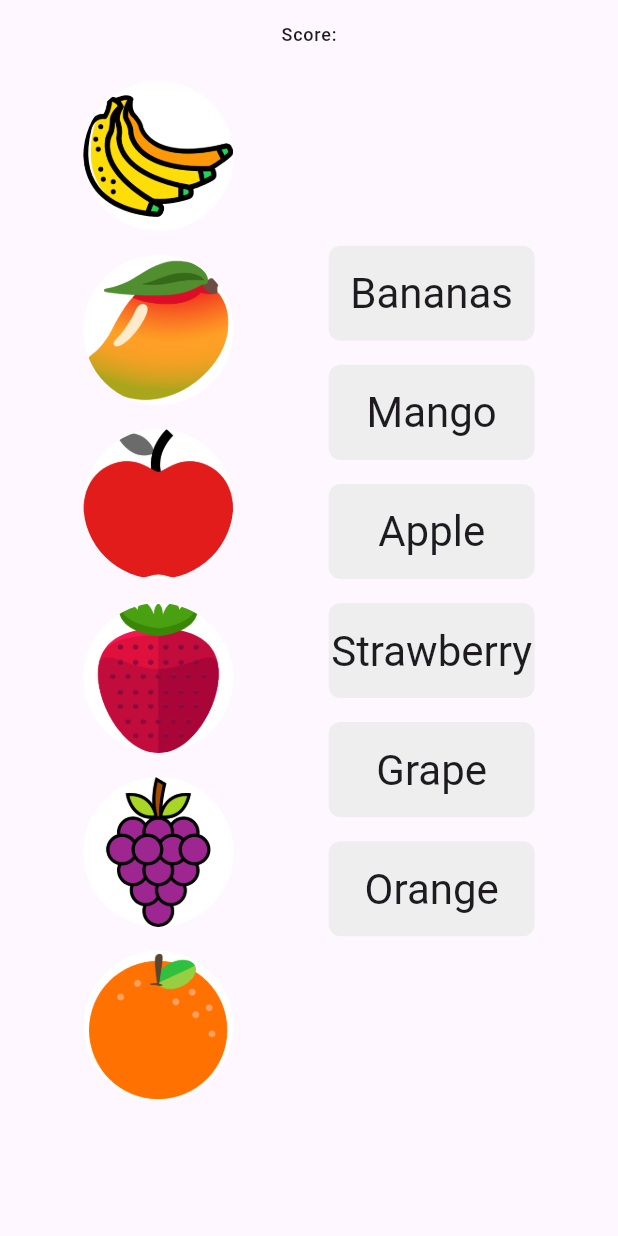
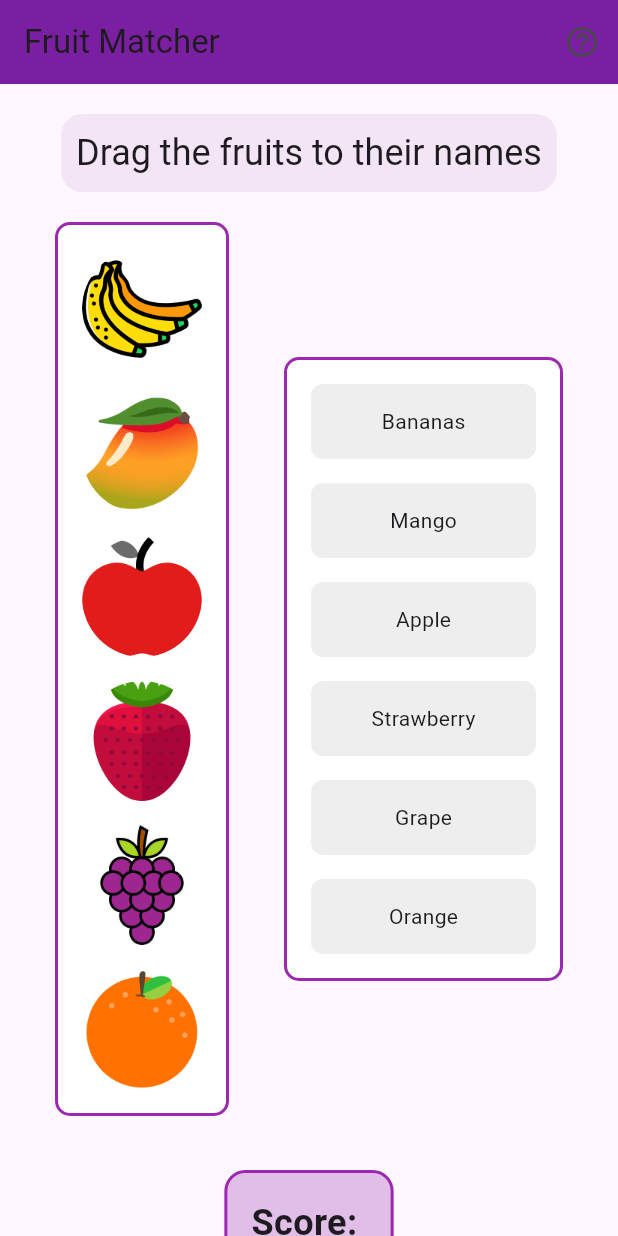
Before and after one commit to bayanalmasri1/Electronic-Store, a Flutter app: the screen it shows after launch, on a phone screen of 412 x 824 dp. Run offline on Flutter 3.47's test engine with Material 3 defaults, Android fonts, the phone set to English and light mode, and no system bars; our stand-ins replace audioplayers.

Commit message:
chang Ui

```diff
--- a/lib/HomeScreen.dart
+++ b/lib/HomeScreen.dart
@@ -36,7 +36,7 @@ class _HomeScreenState extends State<HomeScreen> {
           value: 'Strawberry'),
     ];
     items2 = List<ItemsModel>.from(items);
-    items.shuffle(); // للبدء بشكل عشوائي عند فتح اللعبة كل مرة
+    items.shuffle();
     items2.shuffle();
   }
 
@@ -50,28 +50,48 @@ class _HomeScreenState extends State<HomeScreen> {
   Widget build(BuildContext context) {
     if (items.isEmpty) gameOver = true;
     return Scaffold(
+      appBar: AppBar(
+        title: Text('Fruit Matcher'),
+        backgroundColor: Colors.purple[700],
+        actions: [
+          IconButton(
+            icon: Icon(Icons.help_outline),
+            onPressed: () {
+              // Add help functionality here
+            },
+          )
+        ],
+      ),
       body: SafeArea(
         child: SingleChildScrollView(
           child: Column(
+            crossAxisAlignment: CrossAxisAlignment.center,
+            mainAxisAlignment: MainAxisAlignment.center,
             children: [
-          Padding(
-            padding: const EdgeInsets.all(15.0),
-            child: Text.rich(TextSpan(children: [
-              TextSpan(
-                  text: 'Score:', style: Theme.of(context).textTheme.labelMedium),
-              TextSpan(
-                  text: '$score',
-                  style: Theme.of(context)
-                      .textTheme
-                      .headlineSmall
-                      ?.copyWith(color: Colors.blue))
-            ])),
+              Container(
+                margin: EdgeInsets.symmetric(vertical: 20),
+                padding: EdgeInsets.all(10),
+                decoration: BoxDecoration(
+                  color: Colors.purple[50],
+                  borderRadius: BorderRadius.circular(14),
                 ),
-          if (!gameOver)
+                child: Text(
+                  'Drag the fruits to their names',
+                  style: Theme.of(context).textTheme.headlineSmall,
+                ),
+              ),
               Row(
                 children: [
                   Spacer(),
-                Column(
+                  // Images Column
+                  Container(
+                    padding: EdgeInsets.all(8),
+                    decoration: BoxDecoration(
+                      color: Colors.white,
+                      borderRadius: BorderRadius.circular(10),
+                      border: Border.all(color: Colors.purple, width: 2),
+                    ),
+                    child: Column(
                       children: items.map((item) {
                         return Container(
                           margin: EdgeInsets.all(8),
@@ -80,7 +100,7 @@ class _HomeScreenState extends State<HomeScreen> {
                             childWhenDragging: CircleAvatar(
                               backgroundColor: Colors.white,
                               backgroundImage: AssetImage(item.image),
-                            radius: 70,
+                              radius: 50,
                             ),
                             feedback: CircleAvatar(
                               backgroundColor: Colors.white,
@@ -90,11 +110,23 @@ class _HomeScreenState extends State<HomeScreen> {
                             child: CircleAvatar(
                               backgroundColor: Colors.white,
                               backgroundImage: AssetImage(item.image),
-                            radius: 50,
-                          )));
-                }).toList()),
+                              radius: 40,
+                            ),
+                          ),
+                        );
+                      }).toList(),
+                    ),
+                  ),
                   Spacer(),
-                Column(
+                  // Names Column
+                  Container(
+                    padding: EdgeInsets.all(8),
+                    decoration: BoxDecoration(
+                      color: Colors.white,
+                      borderRadius: BorderRadius.circular(10),
+                      border: Border.all(color: Colors.purple, width: 2),
+                    ),
+                    child: Column(
                       children: items2.map((item) {
                         return DragTarget<ItemsModel>(
                           onAccept: (receivedItem) async {
@@ -104,54 +136,57 @@ class _HomeScreenState extends State<HomeScreen> {
                                 items2.remove(item);
                               });
                               score = 'true';
-                          item.accepting = false;
-                          await player.play(AssetSource('audio/true.wav'))
-                              .catchError((error) {
-                            print('Error playing true sound: $error');
-                          });
+                              await player.play(AssetSource('audio/true.wav'));
                             } else {
                               setState(() {
                                 score = 'false';
-                            item.accepting = false;
                               });
                               await player
-                              .play(AssetSource('audio/tryAgain.wav'))
-                              .catchError((error) {
-                            print('Error playing tryAgain sound: $error');
-                          });
+                                  .play(AssetSource('audio/tryAgain.wav'));
                             }
                           },
-                      onWillAccept: (receivedItem) {
-                        setState(() {
-                          item.accepting = true;
-                        });
-                        return true;
-                      },
-                      onLeave: (receivedItem) {
-                        setState(() {
-                          item.accepting = false;
-                        });
-                      },
-                      builder: (context, acceptedItem, rejectedItem) =>
-                          Container(
+                          builder: (context, acceptedItem, rejectedItem) {
+                            return Container(
                               decoration: BoxDecoration(
                                 borderRadius: BorderRadius.circular(8),
-                                color: item.accepting
-                                    ? Colors.grey[400]
-                                    : Colors.grey[200]),
+                                color: Colors.grey[200],
+                              ),
                               alignment: Alignment.center,
-                            height: MediaQuery.of(context).size.width / 6.5,
-                            width: MediaQuery.of(context).size.width / 3,
+                              height: 50,
+                              width: 150,
                               margin: EdgeInsets.all(8),
-                            child: Text(item.name,
-                                style: Theme.of(context).textTheme.headlineMedium),
-                          ));
-                }).toList()),
-                Spacer()
+                              child: Text(item.name),
+                            );
+                          },
+                        );
+                      }).toList(),
+                    ),
+                  ),
+                  Spacer(),
                 ],
               ),
+              SizedBox(height: 20),
+              // Score Section
+              Container(
+                padding: EdgeInsets.all(16),
+                margin: EdgeInsets.all(16),
+                decoration: BoxDecoration(
+                  color: Colors.purple[100],
+                  borderRadius: BorderRadius.circular(14),
+                  border: Border.all(color: Colors.purple, width: 2),
+                ),
+                child: Text(
+                  'Score: $score',
+                  style: TextStyle(
+                    fontSize: 24,
+                    fontWeight: FontWeight.bold,
+                  ),
+                ),
+              ),
             ],
-      ))),
+          ),
+        ),
+      ),
     );
   }
 }
--- a/lib/main.dart
+++ b/lib/main.dart
@@ -12,11 +12,7 @@ class MyApp extends StatelessWidget {
   @override
   Widget build(BuildContext context) {
     return MaterialApp(
-      title: 'Match Game',
       debugShowCheckedModeBanner: false,
-      theme: ThemeData(
-        primarySwatch: Colors.blue
-      ),
       home: HomeScreen(),
     );
   }
```
Also changed, not shown: lib/items.dart (line endings or trailing spaces). Lines whose indentation alone changed are shown as unchanged.
